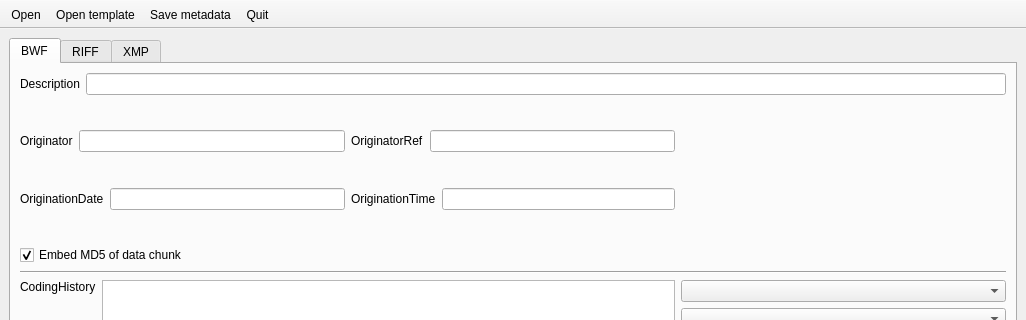
Ukrainian-History/autoBWF, file tabbed.ui: the form before one commit; both pictures show x 0 to 1026 and y 0 to 320 of the 1026 by 600 pixel window.
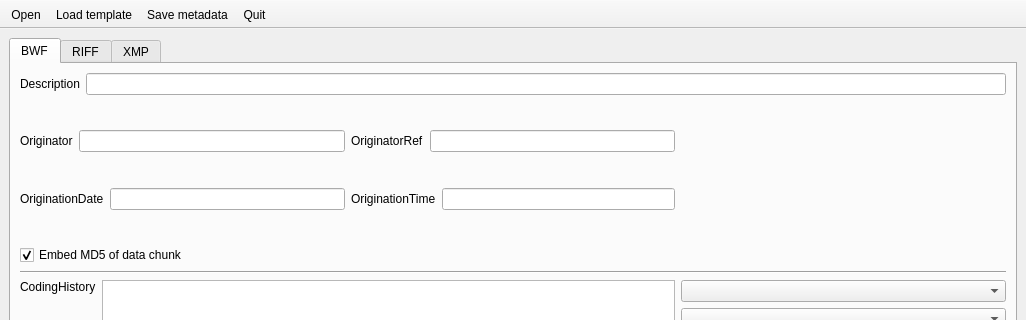
The form after the commit.

Commit message: bug fixes and button rename

The edit to the form file:
```diff
--- a/tabbed.ui
+++ b/tabbed.ui
@@ -679,7 +679,10 @@
     <bool>true</bool>
    </property>
    <property name="text">
-    <string>Open template...</string>
+    <string>Load template...</string>
+   </property>
+   <property name="toolTip">
+    <string>Load template</string>
    </property>
   </action>
  </widget>
```
The commit also changes 2 other files.
